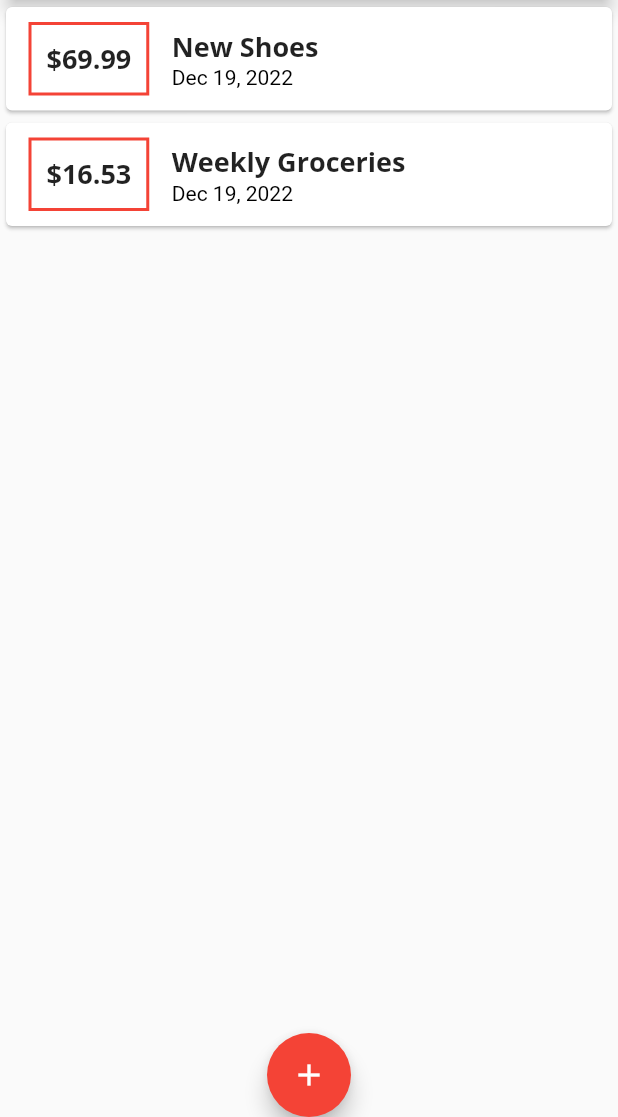
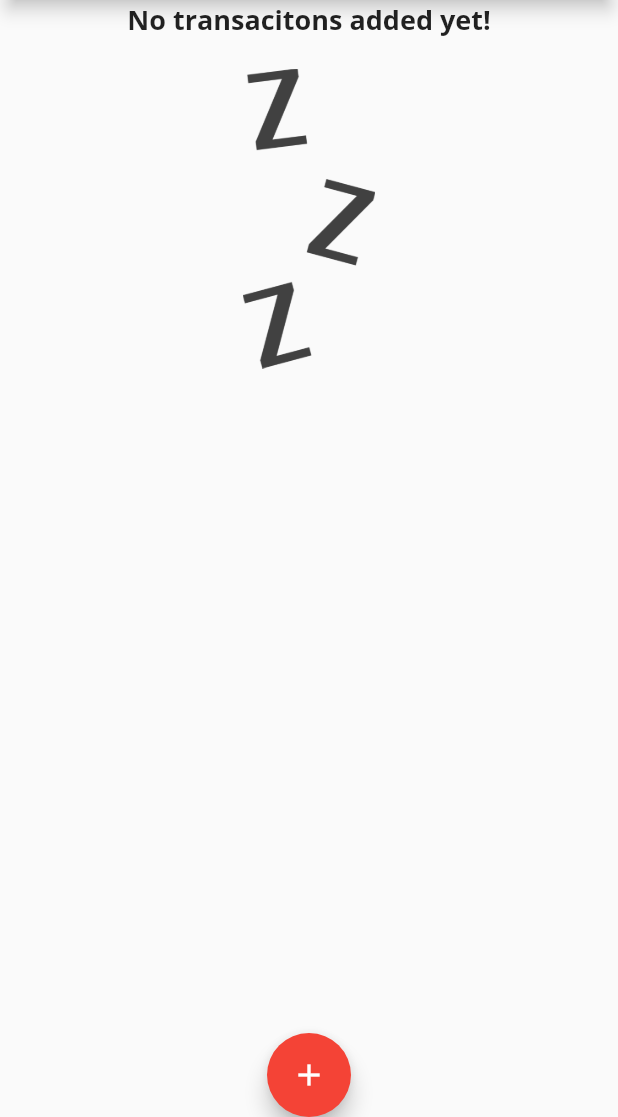
Before and after one commit to sinjikoro/personal_expenses, a Flutter app: the screen it shows after launch, on a phone screen of 412 x 824 dp, the part 119-1236 px from its top. Run offline on Flutter 3.47's test engine with Material 2 defaults, Android fonts, the phone set to English and light mode, and no system bars.

```diff
--- a/lib/main.dart
+++ b/lib/main.dart
@@ -57,15 +57,7 @@ class _MyHomePageState extends State<MyHomePage> {
   }
 
   // Tran Data
-  final List<Transaction> _userTransactions = [
-    Transaction(
-        id: 't1', title: 'New Shoes', amount: 69.99, date: DateTime.now()),
-    Transaction(
-        id: 't2',
-        title: 'Weekly Groceries',
-        amount: 16.53,
-        date: DateTime.now()),
-  ];
+  final List<Transaction> _userTransactions = [];
 
   // TranAdd Method
   void _addNewTransaction(String txTitle, double txAmount) {
--- a/lib/widgets/transaction_list.dart
+++ b/lib/widgets/transaction_list.dart
@@ -12,7 +12,24 @@ class TransactionList extends StatelessWidget {
   Widget build(BuildContext context) {
     return SizedBox(
         height: 300,
-        child: ListView.builder(
+        child: transactions.isEmpty
+            ? Column(children: [
+                Text(
+                  'No transacitons added yet!',
+                  style: Theme.of(context).textTheme.titleMedium,
+                ),
+                const SizedBox(
+                  height: 20,
+                ),
+                Container(
+                  height: 200,
+                  child: Image.asset(
+                    'assets/images/waiting.png',
+                    fit: BoxFit.cover,
+                  ),
+                )
+              ])
+            : ListView.builder(
                 itemCount: transactions.length,
                 itemBuilder: (ctx, index) {
                   return Card(
@@ -24,7 +41,8 @@ class TransactionList extends StatelessWidget {
                         ),
                         decoration: BoxDecoration(
                             border: Border.all(
-                            color: Theme.of(context).primaryColor, width: 2)),
+                                color: Theme.of(context).primaryColor,
+                                width: 2)),
                         padding: const EdgeInsets.all(10),
                         child: Text(
                           '\$${transactions[index].amount.toStringAsFixed(2)}',
@@ -40,7 +58,8 @@ class TransactionList extends StatelessWidget {
                           ),
                           Text(
                             DateFormat.yMMMd().format(transactions[index].date),
-                        style: TextStyle(color: Theme.of(context).shadowColor),
+                            style:
+                                TextStyle(color: Theme.of(context).shadowColor),
                           ),
                         ],
                       )
```
Also changed, not shown: pubspec.yaml (+2 -8 lines), assets/images/waiting.png (added). Lines whose indentation alone changed are shown as unchanged.
